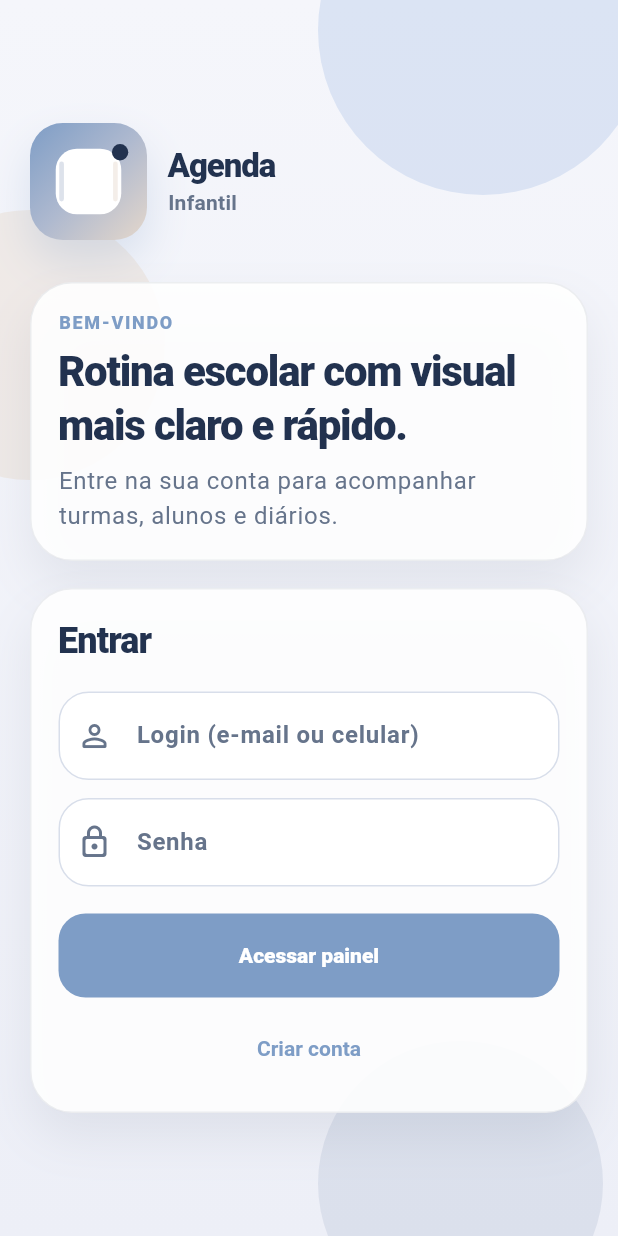
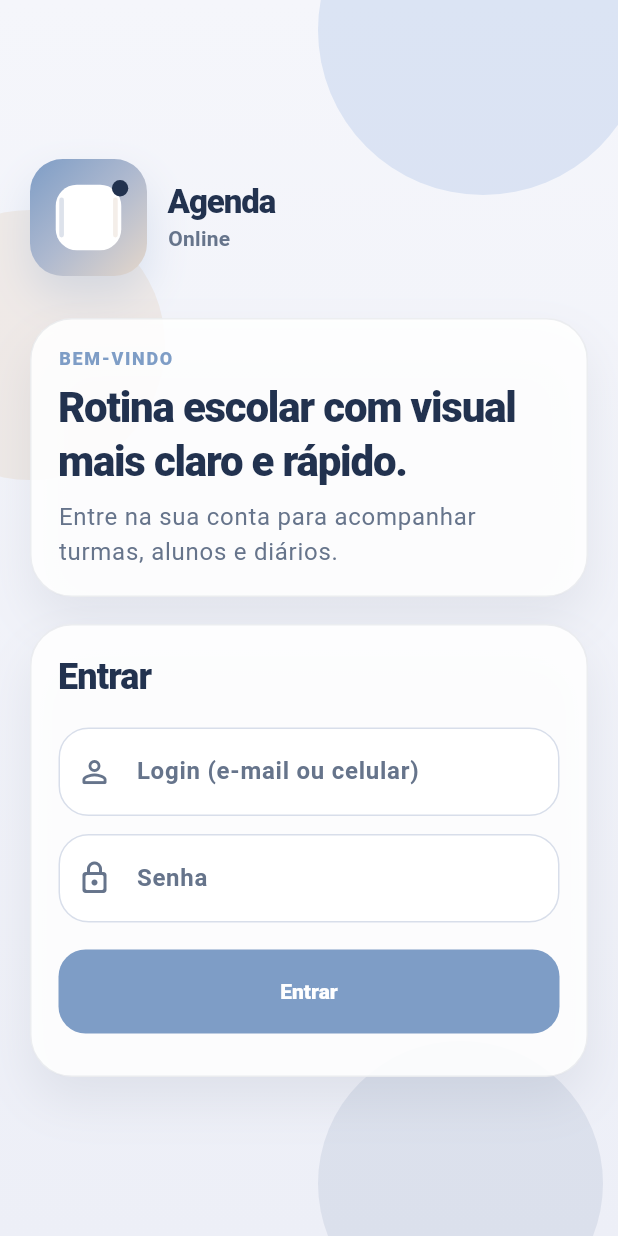
Before and after one commit to LucasIankoski/agenda_mobile, a Flutter app: the screen it shows after launch, on a phone screen of 412 x 824 dp. Run offline on Flutter 3.47's test engine with Material 3 defaults, Android fonts, the phone set to English and light mode, and no system bars; our stand-ins replace dio, flutter_riverpod, flutter_secure_storage, go_router.

Commit message:
fix: alteracoes na tela de login e logo

```diff
--- a/lib/app/app.dart
+++ b/lib/app/app.dart
@@ -12,7 +12,7 @@ class AgendaApp extends ConsumerWidget {
     final router = ref.watch(appRouterProvider);
 
     return MaterialApp.router(
-      title: 'Agenda Infantil',
+      title: 'Agenda Online',
       debugShowCheckedModeBanner: false,
       theme: AppTheme.light(),
       routerConfig: router,
--- a/lib/core/ui/app_logo.dart
+++ b/lib/core/ui/app_logo.dart
@@ -102,7 +102,7 @@ class AppLogo extends StatelessWidget {
                   ),
             ),
             Text(
-              'Infantil',
+              'Online',
               style: Theme.of(context).textTheme.bodyMedium?.copyWith(
                     color: const Color(0xFF66748B),
                     fontWeight: FontWeight.w600,
--- a/lib/features/auth/presentation/pages/login_page.dart
+++ b/lib/features/auth/presentation/pages/login_page.dart
@@ -107,17 +107,10 @@ class _LoginPageState extends ConsumerState<LoginPage> {
                                         height: 22,
                                         child: CircularProgressIndicator(strokeWidth: 2.6, color: Colors.white),
                                       )
-                                    : const Text('Acessar painel'),
+                                    : const Text('Entrar'),
                               ),
                             ),
                             const SizedBox(height: 10),
-                            Align(
-                              alignment: Alignment.center,
-                              child: TextButton(
-                                onPressed: () => context.go('/auth/register'),
-                                child: const Text('Criar conta'),
-                              ),
-                            ),
                           ],
                         ),
                       ),
--- a/lib/features/auth/presentation/pages/splash_page.dart
+++ b/lib/features/auth/presentation/pages/splash_page.dart
@@ -25,7 +25,7 @@ class SplashPage extends ConsumerWidget {
                   const AppLogo(size: 72),
                   const SizedBox(height: 20),
                   Text(
-                    'Agenda Infantil',
+                    'Agenda Online',
                     style: Theme.of(context).textTheme.headlineSmall,
                   ),
                   const SizedBox(height: 8),
```
